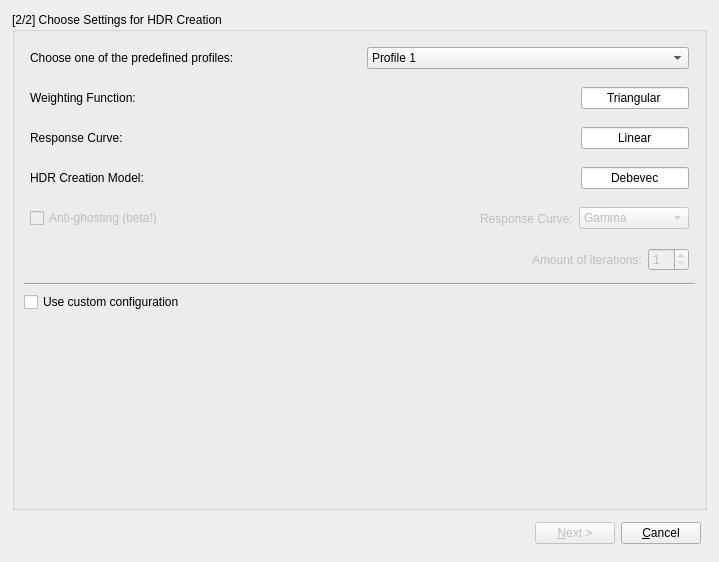
The window that forms/HdrWizard.ui (LuminanceHDR/LuminanceHDR) describes before a commit, drawn with Qt 5.
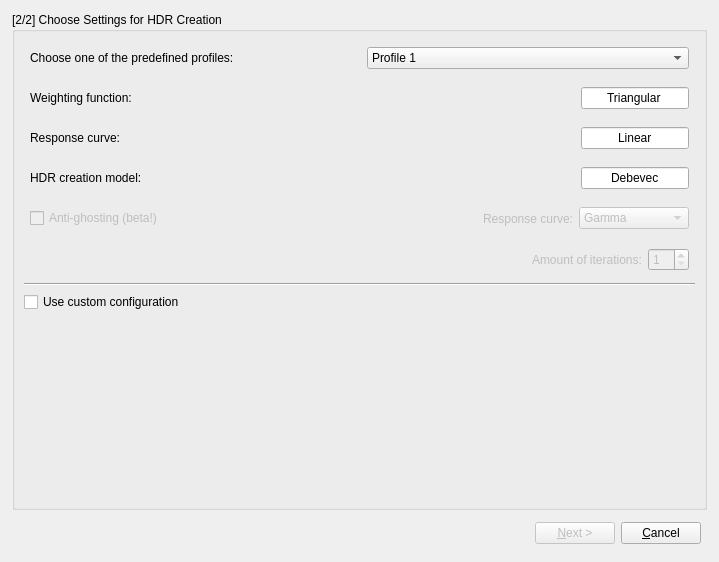
The same window after the commit. The open tabs and pages were chosen to show the change. Icons and pictures are not drawn.

Patch:
```diff
--- a/forms/HdrWizard.ui
+++ b/forms/HdrWizard.ui
@@ -513,7 +513,7 @@
                 <item>
                  <widget class="QLabel" name="label_weights" >
                   <property name="text" >
-                   <string>Weighting Function:</string>
+                   <string>Weighting function:</string>
                   </property>
                  </widget>
                 </item>
@@ -562,7 +562,7 @@
                 <item>
                  <widget class="QLabel" name="label_resp" >
                   <property name="text" >
-                   <string>Response Curve:</string>
+                   <string>Response curve:</string>
                   </property>
                  </widget>
                 </item>
@@ -611,7 +611,7 @@
                 <item>
                  <widget class="QLabel" name="label_model" >
                   <property name="text" >
-                   <string>HDR Creation Model:</string>
+                   <string>HDR creation model:</string>
                   </property>
                  </widget>
                 </item>
@@ -686,7 +686,7 @@
                    <bool>false</bool>
                   </property>
                   <property name="text" >
-                   <string>Response Curve:</string>
+                   <string>Response curve:</string>
                   </property>
                  </widget>
                 </item>
```
Left out of the diff: 12 changed lines with no effect on the pictures.
